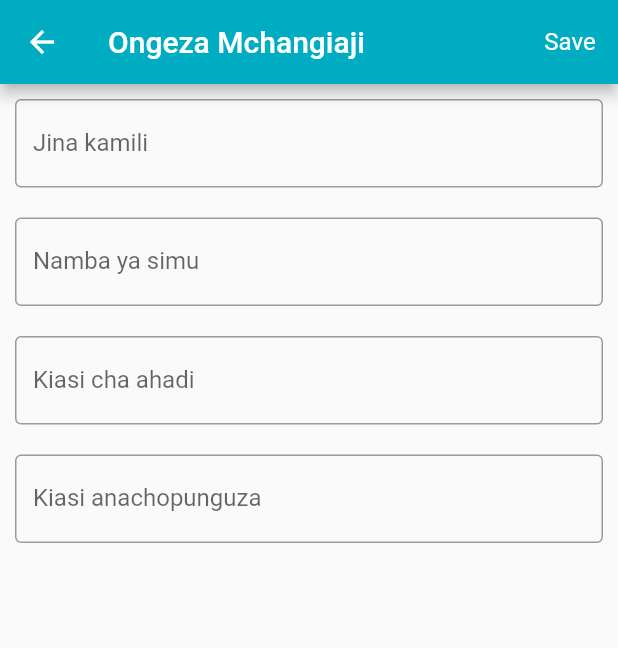
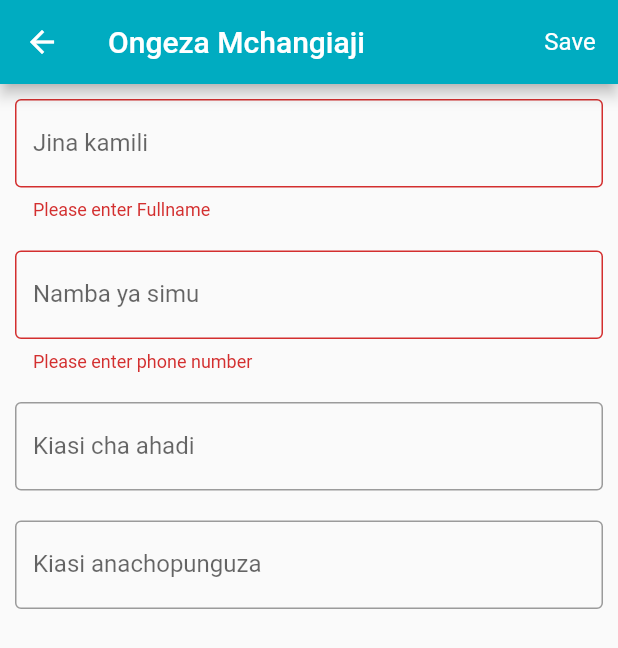
Before and after one commit to gabbymushi/michango_app, a Flutter app: the AddEntryDialog screen opened directly, after a tap on "Save", on a phone screen of 412 x 824 dp. Shown: the top 648 px of the screen. Run offline on Flutter 3.47's test engine with Material 2 defaults, Android fonts, the phone set to English and light mode, and no system bars; missing offline and left inert: dart:ffi.

Commit message:
introduced text editing controller for handling form text fields

```diff
--- a/lib/pages/widgets/add_contributor.dart
+++ b/lib/pages/widgets/add_contributor.dart
@@ -1,4 +1,5 @@
 import 'package:flutter/material.dart';
+import 'package:michango/services/contributor_service.dart';
 
 class AddEntryDialog extends StatefulWidget {
   @override
@@ -6,6 +7,13 @@ class AddEntryDialog extends StatefulWidget {
 }
 
 class _AddEntryDialogState extends State<AddEntryDialog> {
+  TextEditingController _fullName = TextEditingController();
+  TextEditingController _phoneNumber = TextEditingController();
+  TextEditingController _pledge = TextEditingController();
+  TextEditingController _paidAmount = TextEditingController();
+
+  final GlobalKey<FormState> _formKey = GlobalKey<FormState>();
+
   @override
   Widget build(BuildContext context) {
     return Scaffold(
@@ -13,7 +21,7 @@ class _AddEntryDialogState extends State<AddEntryDialog> {
         title: Text('Ongeza Mchangiaji'),
         actions: [
           TextButton(
-            onPressed: () => {},
+            onPressed: _submitForm,
             child: Text(
               'Save',
               style: Theme.of(context)
@@ -24,12 +32,22 @@ class _AddEntryDialogState extends State<AddEntryDialog> {
           )
         ],
       ),
-      body: Column(
+      body: Container(
+        child: Form(
+          key: _formKey,
+          child: Column(
             crossAxisAlignment: CrossAxisAlignment.start,
             children: <Widget>[
               Padding(
                 padding: EdgeInsets.all(10),
-            child: TextField(
+                child: TextFormField(
+                  controller: _fullName,
+                  validator: (String value) {
+                    if (value.isEmpty) {
+                      return "Please enter Fullname";
+                    }
+                    return null;
+                  },
                   decoration: InputDecoration(
                     border: OutlineInputBorder(),
                     labelText: 'Jina kamili',
@@ -40,6 +58,13 @@ class _AddEntryDialogState extends State<AddEntryDialog> {
               Padding(
                 padding: EdgeInsets.all(10),
                 child: TextFormField(
+                  controller: _phoneNumber,
+                  validator: (String value) {
+                    if (value.isEmpty) {
+                      return "Please enter phone number";
+                    }
+                    return null;
+                  },
                   decoration: InputDecoration(
                     border: OutlineInputBorder(),
                     labelText: 'Namba ya simu',
@@ -49,6 +74,8 @@ class _AddEntryDialogState extends State<AddEntryDialog> {
               Padding(
                 padding: EdgeInsets.all(10),
                 child: TextFormField(
+                  controller: _pledge,
+                  keyboardType: TextInputType.number,
                   decoration: InputDecoration(
                     border: OutlineInputBorder(),
                     labelText: 'Kiasi cha ahadi',
@@ -58,6 +85,8 @@ class _AddEntryDialogState extends State<AddEntryDialog> {
               Padding(
                 padding: EdgeInsets.all(10),
                 child: TextFormField(
+                  controller: _paidAmount,
+                  keyboardType: TextInputType.number,
                   decoration: InputDecoration(
                     border: OutlineInputBorder(),
                     labelText: 'Kiasi anachopunguza',
@@ -66,6 +95,27 @@ class _AddEntryDialogState extends State<AddEntryDialog> {
               ),
             ],
           ),
+        ),
+      ),
     );
   }
+
+  Future _submitForm() async {
+    if (_formKey.currentState.validate()) {
+      Map<String, dynamic> contributor = {
+        'fullName': _fullName.text,
+        'phoneNumber': _phoneNumber.text,
+        'pledgedAmount': _pledge.text,
+        'paidAmount': _paidAmount.text,
+      };
+
+      ContributorService contributorService = new ContributorService();
+
+      contributorService.createContributor(contributor);
+      //RegistrationUser();
+      print("Successful");
+    } else {
+      print("Unsuccessfull");
     }
+  }
+}
```
Lines whose indentation alone changed are shown as unchanged.
